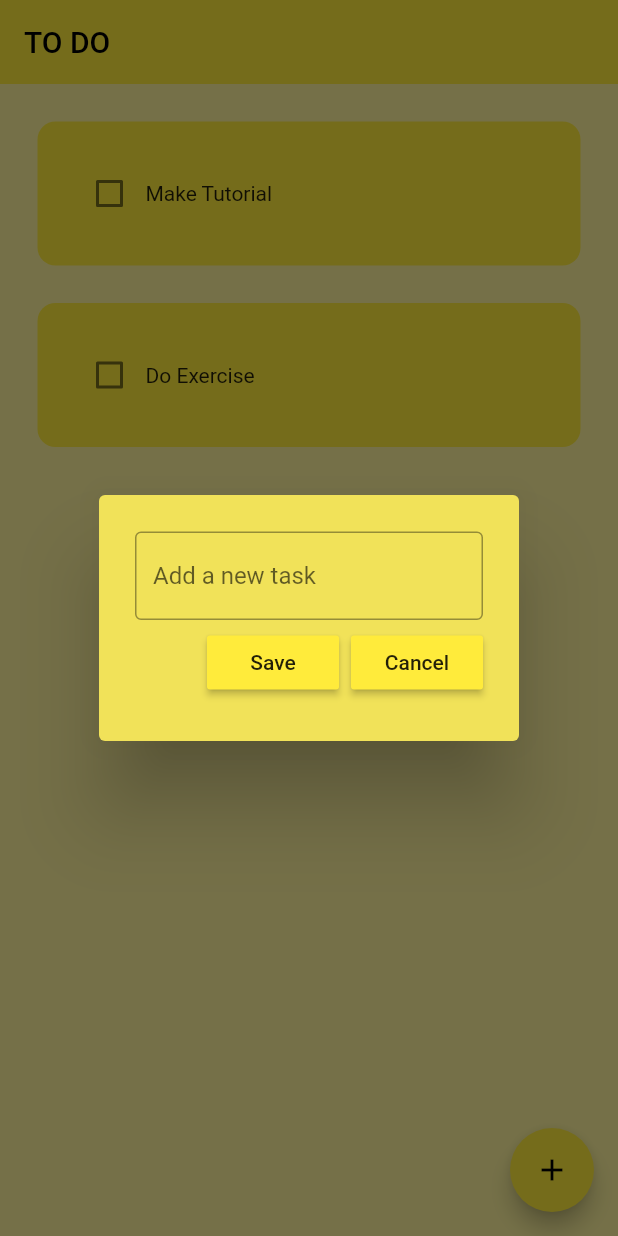
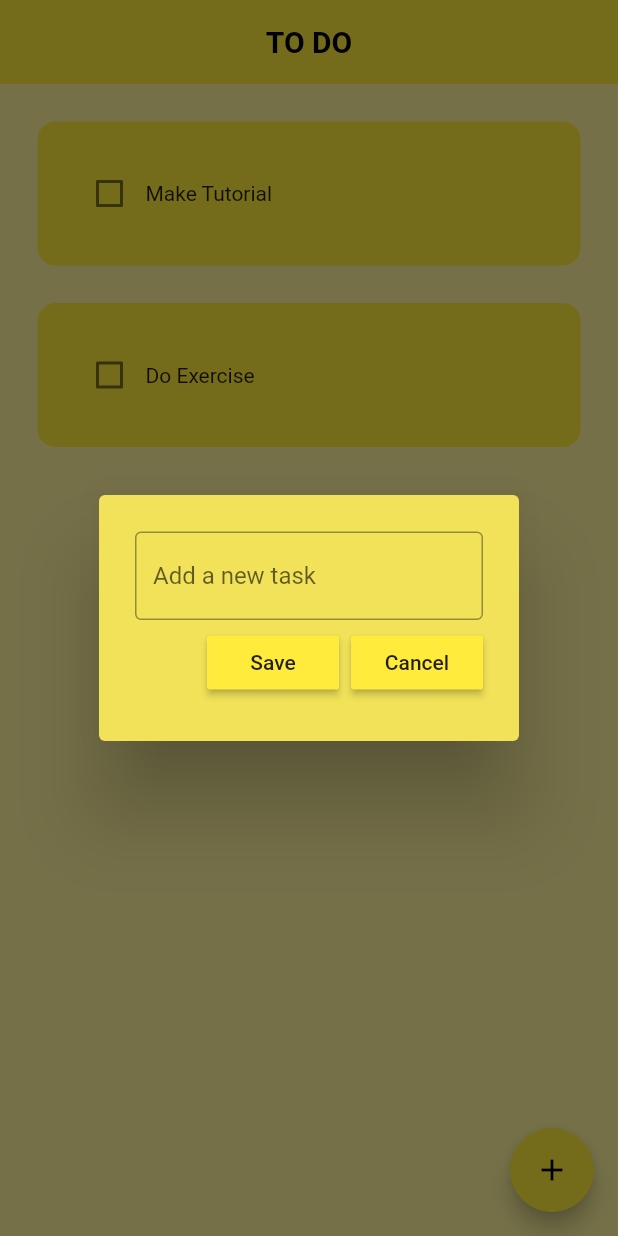
Before and after one commit to PraveenBimsara/todo_app, a Flutter app: the screen it shows after launch, after a tap on the "add" icon, on a phone screen of 412 x 824 dp. Run offline on Flutter 3.47's test engine with Material 2 defaults, Android fonts, the phone set to English and light mode, and no system bars; drawn by our look-alikes of flutter_slidable.

Commit message:
Updated the pages

```diff
--- a/lib/home_page.dart
+++ b/lib/home_page.dart
@@ -43,13 +43,23 @@ class _HomePageState extends State<HomePage> {
     );
   }
 
+  void deleteTask(int index) {
+    setState(() {
+      toDoList.removeAt(index);
+    });
+  }
+
   @override
   Widget build(BuildContext context) {
     return SafeArea(
       child: Scaffold(
         backgroundColor: Colors.yellow[200],
         appBar: AppBar(
-          title: Text('TO DO'),
+          title: Center(
+              child: Text(
+            'TO DO',
+            style: TextStyle(fontWeight: FontWeight.bold),
+          )),
           elevation: 0,
         ),
         floatingActionButton: FloatingActionButton(
@@ -63,6 +73,7 @@ class _HomePageState extends State<HomePage> {
               taskName: toDoList[index][0],
               taskCompleted: toDoList[index][1],
               onChanged: (value) => checkBoxChanged(value, index),
+              deleteFunction: (context) => deleteTask(index),
             );
           },
         ),
--- a/lib/main.dart
+++ b/lib/main.dart
@@ -1,7 +1,7 @@
 import 'package:flutter/material.dart';
 import 'package:todo_app/home_page.dart';
 
-main() {
+void main() {
   runApp(MyApp());
 }
 
--- a/lib/util/dialog_box.dart
+++ b/lib/util/dialog_box.dart
@@ -21,6 +21,7 @@ class DialogBox extends StatelessWidget {
           mainAxisAlignment: MainAxisAlignment.spaceEvenly,
           children: [
             TextField(
+              cursorColor: Colors.black,
               controller: controller,
               decoration: InputDecoration(
                   border: OutlineInputBorder(), hintText: "Add a new task"),
--- a/lib/util/todo_tile.dart
+++ b/lib/util/todo_tile.dart
@@ -1,20 +1,35 @@
 import 'package:flutter/material.dart';
+import 'package:flutter_slidable/flutter_slidable.dart';
 
 class ToDoTile extends StatelessWidget {
   String taskName;
   bool taskCompleted;
   Function(bool?)? onChanged;
+  Function(BuildContext)? deleteFunction;
   ToDoTile({
     super.key,
     required this.taskName,
     required this.taskCompleted,
     required this.onChanged,
+    required this.deleteFunction,
   });
 
   @override
   Widget build(BuildContext context) {
     return Padding(
       padding: const EdgeInsets.only(left: 25, right: 25, top: 25),
+      child: Slidable(
+        endActionPane: ActionPane(
+          motion: StretchMotion(),
+          children: [
+            SlidableAction(
+              onPressed: deleteFunction,
+              icon: Icons.delete,
+              backgroundColor: Colors.red.shade300,
+              borderRadius: BorderRadius.circular(12),
+            ),
+          ],
+        ),
         child: Container(
           padding: EdgeInsets.all(24),
           child: Row(
@@ -37,6 +52,7 @@ class ToDoTile extends StatelessWidget {
           decoration: BoxDecoration(
               color: Colors.yellow, borderRadius: BorderRadius.circular(12)),
         ),
+      ),
     );
   }
 }
--- a/pubspec.yaml
+++ b/pubspec.yaml
@@ -30,15 +30,20 @@ environment:
 dependencies:
   flutter:
     sdk: flutter
+hive: ^2.2.3
+hive_flutter: ^1.1.0
 
 
   # The following adds the Cupertino Icons font to your application.
   # Use with the CupertinoIcons class for iOS style icons.
   cupertino_icons: ^1.0.2
+  flutter_slidable: ^1.2.0
 
 dev_dependencies:
   flutter_test:
     sdk: flutter
+hive_generator: ^1.1.3
+build_runner: ^2.1.11
 
   # The "flutter_lints" package below contains a set of recommended lints to
   # encourage good coding practices. The lint set provided by the package is
```
Also changed, not shown: pubspec.lock. Lines whose indentation alone changed are shown as unchanged.
